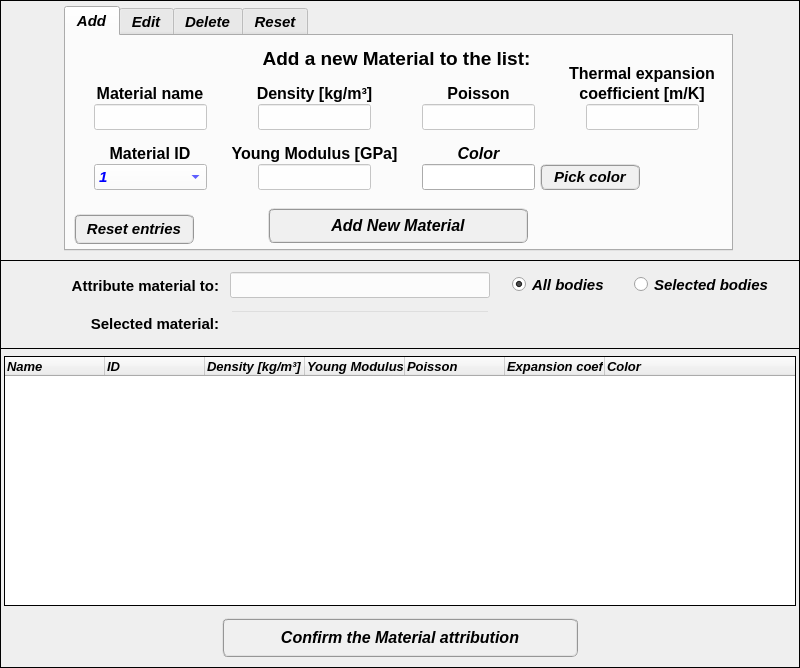
Old version of the form data/ui_files/model/structural/material_input.ui in the repository MOPT-UFSC/VIBRA.
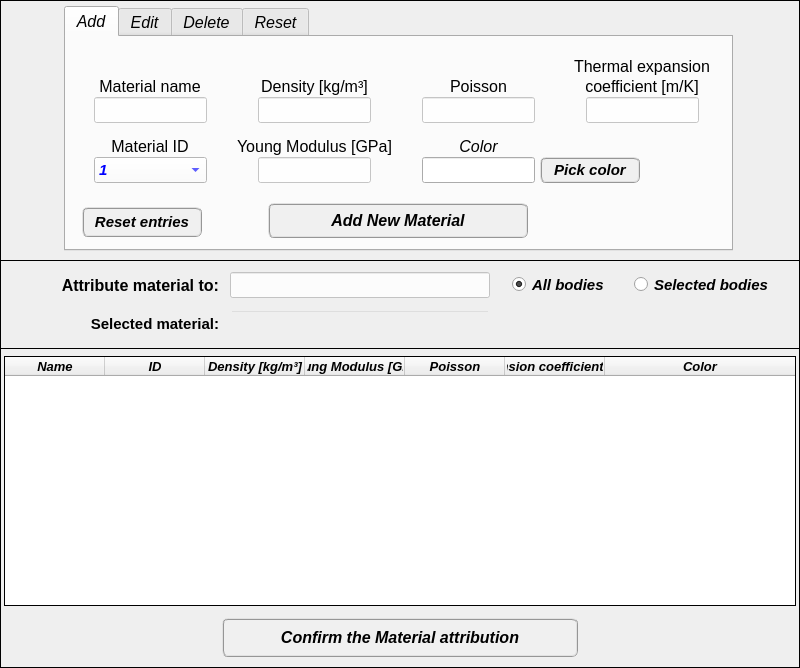
New version of the form. Icons and pictures are not drawn.

Commit message: Set fluid inputs - first commit

```diff
--- a/data/ui_files/model/structural/material_input.ui
+++ b/data/ui_files/model/structural/material_input.ui
@@ -86,10 +86,10 @@
     <property name="font">
      <font>
       <family>Arial</family>
-      <pointsize>11</pointsize>
-      <weight>75</weight>
+      <pointsize>12</pointsize>
+      <weight>50</weight>
       <italic>true</italic>
-      <bold>true</bold>
+      <bold>false</bold>
      </font>
     </property>
     <property name="currentIndex">
@@ -103,7 +103,7 @@
       <property name="geometry">
        <rect>
         <x>356</x>
-        <y>128</y>
+        <y>120</y>
         <width>113</width>
         <height>26</height>
        </rect>
@@ -140,7 +140,7 @@
       <property name="geometry">
        <rect>
         <x>162</x>
-        <y>108</y>
+        <y>100</y>
         <width>173</width>
         <height>20</height>
        </rect>
@@ -161,7 +161,7 @@
       <property name="geometry">
        <rect>
         <x>356</x>
-        <y>68</y>
+        <y>60</y>
         <width>113</width>
         <height>26</height>
        </rect>
@@ -199,7 +199,7 @@
       <property name="geometry">
        <rect>
         <x>24</x>
-        <y>48</y>
+        <y>40</y>
         <width>120</width>
         <height>20</height>
        </rect>
@@ -215,7 +215,7 @@
       <property name="geometry">
        <rect>
         <x>192</x>
-        <y>68</y>
+        <y>60</y>
         <width>113</width>
         <height>26</height>
        </rect>
@@ -253,7 +253,7 @@
       <property name="geometry">
        <rect>
         <x>28</x>
-        <y>68</y>
+        <y>60</y>
         <width>113</width>
         <height>26</height>
        </rect>
@@ -291,7 +291,7 @@
       <property name="geometry">
        <rect>
         <x>24</x>
-        <y>108</y>
+        <y>100</y>
         <width>120</width>
         <height>20</height>
        </rect>
@@ -300,9 +300,9 @@
        <font>
         <family>Arial</family>
         <pointsize>11</pointsize>
-        <weight>75</weight>
+        <weight>50</weight>
         <italic>false</italic>
-        <bold>true</bold>
+        <bold>false</bold>
        </font>
       </property>
       <property name="styleSheet">
@@ -316,7 +316,7 @@
       <property name="geometry">
        <rect>
         <x>378</x>
-        <y>48</y>
+        <y>40</y>
         <width>69</width>
         <height>20</height>
        </rect>
@@ -332,7 +332,7 @@
       <property name="geometry">
        <rect>
         <x>192</x>
-        <y>128</y>
+        <y>120</y>
         <width>113</width>
         <height>26</height>
        </rect>
@@ -370,7 +370,7 @@
       <property name="geometry">
        <rect>
         <x>174</x>
-        <y>48</y>
+        <y>40</y>
         <width>149</width>
         <height>20</height>
        </rect>
@@ -389,7 +389,7 @@
       <property name="geometry">
        <rect>
         <x>202</x>
-        <y>172</y>
+        <y>166</y>
         <width>260</width>
         <height>35</height>
        </rect>
@@ -448,35 +448,11 @@
        <bool>false</bool>
       </property>
      </widget>
-     <widget class="QLabel" name="Add_new_mat_label">
-      <property name="geometry">
-       <rect>
-        <x>176</x>
-        <y>10</y>
-        <width>309</width>
-        <height>25</height>
-       </rect>
-      </property>
-      <property name="font">
-       <font>
-        <pointsize>11</pointsize>
-       </font>
-      </property>
-      <property name="text">
-       <string>&lt;html&gt;&lt;head/&gt;&lt;body&gt;&lt;p align=&quot;center&quot;&gt;&lt;span style=&quot; font-size:14pt; font-style:normal;&quot;&gt;Add a new Material to the list:&lt;/span&gt;&lt;/p&gt;&lt;/body&gt;&lt;/html&gt;</string>
-      </property>
-      <property name="textFormat">
-       <enum>Qt::AutoText</enum>
-      </property>
-      <property name="alignment">
-       <set>Qt::AlignCenter</set>
-      </property>
-     </widget>
      <widget class="QLineEdit" name="lineEdit_thermal_expansion_coefficient">
       <property name="geometry">
        <rect>
         <x>520</x>
-        <y>68</y>
+        <y>60</y>
         <width>113</width>
         <height>26</height>
        </rect>
@@ -514,7 +490,7 @@
       <property name="geometry">
        <rect>
         <x>356</x>
-        <y>108</y>
+        <y>100</y>
         <width>113</width>
         <height>20</height>
        </rect>
@@ -530,7 +506,7 @@
       <property name="geometry">
        <rect>
         <x>500</x>
-        <y>48</y>
+        <y>40</y>
         <width>152</width>
         <height>20</height>
        </rect>
@@ -546,7 +522,7 @@
       <property name="geometry">
        <rect>
         <x>500</x>
-        <y>28</y>
+        <y>20</y>
         <width>152</width>
         <height>20</height>
        </rect>
@@ -564,8 +540,8 @@
       </property>
       <property name="geometry">
        <rect>
-        <x>8</x>
-        <y>178</y>
+        <x>16</x>
+        <y>170</y>
         <width>120</width>
         <height>30</height>
        </rect>
@@ -628,7 +604,7 @@
       <property name="geometry">
        <rect>
         <x>474</x>
-        <y>128</y>
+        <y>120</y>
         <width>100</width>
         <height>26</height>
        </rect>
@@ -667,7 +643,7 @@
       <property name="geometry">
        <rect>
         <x>28</x>
-        <y>128</y>
+        <y>120</y>
         <width>113</width>
         <height>26</height>
        </rect>
@@ -1946,7 +1922,7 @@
     <property name="font">
      <font>
       <family>Arial</family>
-      <pointsize>11</pointsize>
+      <pointsize>12</pointsize>
       <weight>75</weight>
       <italic>false</italic>
       <bold>true</bold>
@@ -2167,7 +2143,7 @@
      <bool>true</bool>
     </property>
     <property name="alternatingRowColors">
-     <bool>true</bool>
+     <bool>false</bool>
     </property>
     <property name="indentation">
      <number>0</number>
@@ -2176,36 +2152,113 @@
      <property name="text">
       <string>Name</string>
      </property>
+     <property name="font">
+      <font>
+       <family>Arial</family>
+       <pointsize>10</pointsize>
+       <weight>75</weight>
+       <bold>true</bold>
+      </font>
+     </property>
+     <property name="textAlignment">
+      <set>AlignCenter</set>
+     </property>
     </column>
     <column>
      <property name="text">
       <string>ID</string>
      </property>
+     <property name="font">
+      <font>
+       <family>Arial</family>
+       <pointsize>10</pointsize>
+       <weight>75</weight>
+       <bold>true</bold>
+      </font>
+     </property>
+     <property name="textAlignment">
+      <set>AlignCenter</set>
+     </property>
     </column>
     <column>
      <property name="text">
       <string>Density [kg/m³]</string>
      </property>
+     <property name="font">
+      <font>
+       <family>Arial</family>
+       <pointsize>10</pointsize>
+       <weight>75</weight>
+       <bold>true</bold>
+      </font>
+     </property>
+     <property name="textAlignment">
+      <set>AlignCenter</set>
+     </property>
     </column>
     <column>
      <property name="text">
       <string>Young Modulus [GPa]</string>
      </property>
+     <property name="font">
+      <font>
+       <family>Arial</family>
+       <pointsize>10</pointsize>
+       <weight>75</weight>
+       <bold>true</bold>
+      </font>
+     </property>
+     <property name="textAlignment">
+      <set>AlignCenter</set>
+     </property>
     </column>
     <column>
      <property name="text">
       <string>Poisson</string>
      </property>
+     <property name="font">
+      <font>
+       <family>Arial</family>
+       <pointsize>10</pointsize>
+       <weight>75</weight>
+       <bold>true</bold>
+      </font>
+     </property>
+     <property name="textAlignment">
+      <set>AlignCenter</set>
+     </property>
     </column>
     <column>
      <property name="text">
       <string>Expansion coefficient [m/K]</string>
      </property>
+     <property name="font">
+      <font>
+       <family>Arial</family>
+       <pointsize>10</pointsize>
+       <weight>75</weight>
+       <bold>true</bold>
+      </font>
+     </property>
+     <property name="textAlignment">
+      <set>AlignCenter</set>
+     </property>
     </column>
     <column>
      <property name="text">
       <string>Color</string>
      </property>
+     <property name="font">
+      <font>
+       <family>Arial</family>
+       <pointsize>10</pointsize>
+       <weight>75</weight>
+       <bold>true</bold>
+      </font>
+     </property>
+     <property name="textAlignment">
+      <set>AlignCenter</set>
+     </property>
     </column>
    </widget>
    <widget class="QPushButton" name="pushButton_confirm">
```
Left out of the diff: 176 changed lines with no effect on the pictures. The commit also changes 13 other files.
